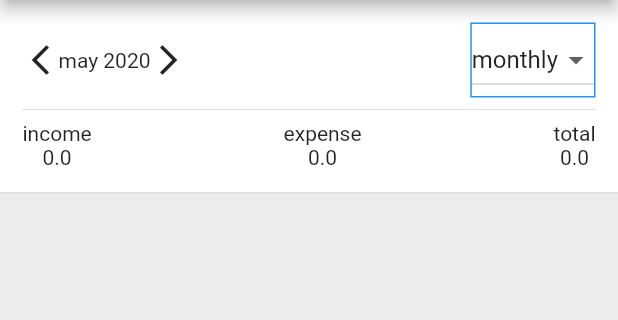
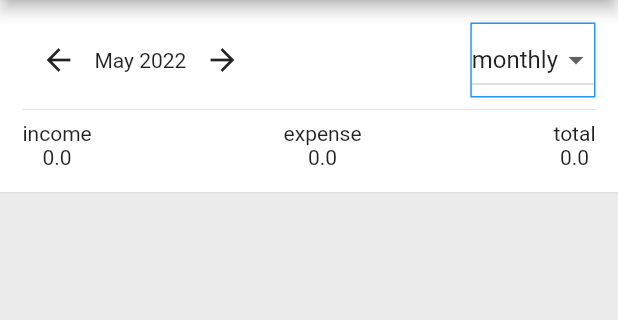
Before and after one commit to aslahmogral/karcha-book, a Flutter app: the screen it shows after launch, on a phone screen of 412 x 824 dp, the part 84-404 px from its top. Run offline on Flutter 3.47's test engine with Material 2 defaults, Android fonts, the phone set to English and light mode, and no system bars; our stand-ins replace hive, hive_flutter, persistent_bottom_nav_bar; accounts and stored records are empty.

Commit message:
added monthly and yearly view

```diff
--- a/lib/screens/add_transactions/add_expense_screen.dart
+++ b/lib/screens/add_transactions/add_expense_screen.dart
@@ -121,6 +121,7 @@ class _AddExpenseScreenState extends State<AddExpenseScreen> {
                     children: [
                       ElevatedButton(
                           onPressed: () {
+
                             int amounts = int.parse(amountController.text);
                             final exp = addExpAndIncModel(
                                 categoryName: categoryHintText.value,
--- a/lib/screens/home_screen.dart
+++ b/lib/screens/home_screen.dart
@@ -1,11 +1,8 @@
 import 'package:flutter/material.dart';
-import 'package:hive/hive.dart';
 import 'package:hive_flutter/hive_flutter.dart';
 import 'package:money_manager_app/model/moneymanagermodel.dart';
 import 'package:money_manager_app/screens/add_transactions/add_main_screen.dart';
-import 'package:month_year_picker/month_year_picker.dart';
 
-import '../functions/functions.dart';
 import 'package:intl/intl.dart';
 
 double? totalIncome;
@@ -19,17 +16,211 @@ class HomeScreen extends StatefulWidget {
 }
 
 class _HomeScreenState extends State<HomeScreen> {
-  // DateTime monthYear = DateTime.now();
-
   var transactionBox = Hive.box<addExpAndIncModel>('transactionBox');
   double totalIncome = 0;
   List<int> incomel = [];
   List expensel = [];
   List<String> items = ['monthly', 'yearly'];
-  int? _value = 1;
-  String? _selectedItem = 'monthly';
+  String? selectedItem = 'monthly';
+  DateTime monthYearNow = DateTime.now();
+  final DateFormat monthFormat = DateFormat("MMM yyyy");
+  final DateFormat yearFormat = DateFormat("yyyy");
 
-  get drpdown => null;
+  @override
+  Widget build(BuildContext context) {
+    return Scaffold(
+      backgroundColor: Color.fromARGB(255, 237, 236, 236),
+      appBar: AppBar(
+        title: Text('Money Manager'),
+        centerTitle: true,
+      ),
+      body: Column(
+        children: [
+          Container(
+            decoration: BoxDecoration(
+                color: Colors.white,
+                border: Border(
+                    bottom:
+                        BorderSide(color: Color.fromARGB(255, 224, 223, 223)))),
+            child: Padding(
+              padding: const EdgeInsets.all(15.0),
+              child: ValueListenableBuilder(
+                  valueListenable: Hive.box<addExpAndIncModel>('transactionBox')
+                      .listenable(),
+                  builder: (BuildContext ctx, Box<addExpAndIncModel> newBox,
+                      Widget? child) {
+                    List<addExpAndIncModel> transactionData =
+                        newBox.values.toList();
+                    return Column(
+                      children: [
+                        Row(
+                          mainAxisAlignment: MainAxisAlignment.spaceBetween,
+                          children: [
+                            Row(
+                              children: [
+                                IconButton(
+                                    onPressed: () {
+                                      if (selectedItem == 'monthly') {
+                                        monthYearNow = DateTime(
+                                            monthYearNow.year,
+                                            monthYearNow.month - 1);
+                                        setState(() {});
+                                      } else if (selectedItem == 'yearly') {
+                                        monthYearNow = DateTime(
+                                            monthYearNow.year - 1,
+                                            monthYearNow.month);
+                                        setState(() {});
+                                      }
+                                    },
+                                    icon: Icon(Icons.arrow_back)),
+                                Text(selectedItem == 'monthly'
+                                    ? monthFormat.format(monthYearNow)
+                                    : yearFormat.format(monthYearNow)),
+                                IconButton(
+                                    onPressed: () {
+                                      if (selectedItem == 'monthly') {
+                                        monthYearNow = DateTime(
+                                            monthYearNow.year,
+                                            monthYearNow.month + 1);
+                                        setState(() {});
+                                      } else if (selectedItem == 'yearly') {
+                                        monthYearNow = DateTime(
+                                            monthYearNow.year + 1,
+                                            monthYearNow.month);
+                                        setState(() {});
+                                      }
+                                    },
+                                    icon: Icon(Icons.arrow_forward)),
+                              ],
+                            ),
+                            Container(
+                                decoration: BoxDecoration(
+                                    border: Border.all(color: Colors.blue)),
+                                child: DropdownButton<String>(
+                                    items: items
+                                        .map((item) => DropdownMenuItem(
+                                              child: Text(item),
+                                              value: item,
+                                            ))
+                                        .toList(),
+                                    value: selectedItem,
+                                    onChanged: (item) {
+                                      setState(() {
+                                        selectedItem = item;
+                                      });
+                                    }))
+                          ],
+                        ),
+                        Divider(),
+                        Row(
+                          mainAxisAlignment: MainAxisAlignment.spaceBetween,
+                          children: [
+                            Column(
+                              children: [
+                                Text('income'),
+                                Text(incomeSum(transactionData).toString())
+                              ],
+                            ),
+                            Column(
+                              children: [
+                                Text('expense'),
+                                Text(expenseSum(transactionData).toString())
+                              ],
+                            ),
+                            Column(
+                              children: [
+                                Text('total'),
+                                Text('${totalIncome - totalExpense!}')
+                              ],
+                            ),
+                          ],
+                        ),
+                      ],
+                    );
+                  }),
+            ),
+          ),
+          Expanded(
+            child: ValueListenableBuilder(
+                valueListenable:
+                    Hive.box<addExpAndIncModel>('transactionBox').listenable(),
+                builder: (BuildContext ctx, Box<addExpAndIncModel> newBox,
+                    Widget? child) {
+                  List<addExpAndIncModel> sortedData = selectedItem == 'monthly'
+                      ? filteredList(newBox)[0]
+                      : filteredList(newBox)[1];
+
+                  sortedData = sortedData.reversed.toList();
+
+                  List keys = newBox.keys.toList();
+                  keys = keys.reversed.toList();
+                  return ListView.builder(
+                      itemCount: sortedData.length,
+                      itemBuilder: (context, index) {
+
+                        if (sortedData[index].transactionType == false) {
+                          expensel.add(sortedData[index].amount);
+                        } else if (sortedData[index].transactionType == true) {
+                          incomel.add(sortedData[index].amount);
+                        }
+                        ;
+
+                        return GestureDetector(
+                          onLongPress: () {
+                            newBox.delete(keys[index]);
+                          },
+                          child: sortedData.isEmpty
+                              ? Center(
+                                  child: Text('no transaction'),
+                                )
+                              : Padding(
+                                  padding: const EdgeInsets.all(8.0),
+                                  child: Card(
+                                    color: sortedData[index].transactionType ==
+                                            false
+                                        ? Color.fromARGB(255, 255, 173, 167)
+                                        : Color.fromARGB(255, 172, 255, 188),
+                                    child: Column(
+                                      crossAxisAlignment:
+                                          CrossAxisAlignment.start,
+                                      children: [
+                                        Padding(
+                                          padding: const EdgeInsets.all(8.0),
+                                          child: Container(
+                                            child: Text(DateFormat('dd-MM-yyyy')
+                                                .format(sortedData[index]
+                                                    .dateOftransaction)),
+                                          ),
+                                        ),
+                                        Divider(),
+                                        ListTile(
+                                          title: Text(
+                                              sortedData[index].categoryName),
+                                          trailing: Text(sortedData[index]
+                                              .amount
+                                              .toString()),
+                                        )
+                                      ],
+                                    ),
+                                  ),
+                                ),
+                        );
+                      });
+                }),
+          ),
+        ],
+      ),
+      floatingActionButton: FloatingActionButton(
+        onPressed: () {
+          Navigator.push(
+              context,
+              MaterialPageRoute(
+                  builder: (context) => AddIncomeAndExpenseScreen()));
+        },
+        child: Icon(Icons.add),
+      ),
+    );
+  }
 
   double incomeSum(List<addExpAndIncModel> list) {
     double incomeTotal = 0;
@@ -53,220 +244,24 @@ class _HomeScreenState extends State<HomeScreen> {
     return expenseTotal;
   }
 
-  @override
-  Widget build(BuildContext context) {
-    return Scaffold(
-      backgroundColor: Color.fromARGB(255, 237, 236, 236),
-      appBar: AppBar(
-        title: Text('Money Manager'),
-        centerTitle: true,
-      ),
-      body: Column(
-        children: [
-          Container(
-            decoration: BoxDecoration(
-                color: Colors.white,
-                border: Border(
-                    bottom:
-                        BorderSide(color: Color.fromARGB(255, 224, 223, 223)))),
-            child: Padding(
-              padding: const EdgeInsets.all(15.0),
+  List<List<addExpAndIncModel>> filteredList(Box<addExpAndIncModel> transBox) {
+    List<addExpAndIncModel> filterdByMonth = [];
+    List<addExpAndIncModel> filterdByYear = [];
+    List<List<addExpAndIncModel>> filterdByYearAndMonth = [
+      filterdByMonth,
+      filterdByYear
+    ];
 
-              child: ValueListenableBuilder(
-                  valueListenable: Hive.box<addExpAndIncModel>('transactionBox')
-                      .listenable(),
-                  builder: (BuildContext ctx, Box<addExpAndIncModel> newBox,
-                      Widget? child) {
-                    List<addExpAndIncModel> transactionData =
-                        newBox.values.toList();
-                    return Column(
-                      children: [
-                        Row(
-                          mainAxisAlignment: MainAxisAlignment.spaceBetween,
-                          children: [
-                            Row(
-                              children: [
-                                Icon(Icons.arrow_back_ios_new_outlined),
-                                Text('may 2020'),
-                                Icon(Icons.arrow_forward_ios)
-                              ],
-                            ),
-                            Container(
-                              decoration: BoxDecoration(border: Border.all(color: Colors.blue)),
-                                child: DropdownButton<String>(
-                                    items: items
-                                        .map((item) => DropdownMenuItem(
-                                              child: Text(item),
-                                              value: item,
-                                            ))
-                                        .toList(),
-                                    value: _selectedItem,
-                                    onChanged: (item) {
-                                      setState(() {
-                                        _selectedItem = item;
-                                      });
-                                    }))
-                          ],
-                        ),
-                        Divider(),
-                        Row(
-                          mainAxisAlignment: MainAxisAlignment.spaceBetween,
-                          children: [
-                            Column(
-                              // children: [Text('income'), Text(''],
-                              children: [
-                                Text('income'),
-                                // Text(totalIncome.toString()),
-                                Text(incomeSum(transactionData).toString())
-                              ],
-                            ),
-                            Column(
-                              children: [
-                                Text('expense'),
-                                Text(expenseSum(transactionData).toString())
-                              ],
-                            ),
-                            Column(
-                              children: [
-                                Text('total'),
-                                Text('${totalIncome - totalExpense!}')
-                              ],
-                            ),
-                          ],
-                        ),
-                      ],
-                    );
-                    //   mainAxisAlignment: MainAxisAlignment.spaceBetween,
-                    //   children: [
-                    //     Column(
-                    //       // children: [Text('income'), Text(''],
-                    //       children: [
-                    //         Text('income'),
-                    //         // Text(totalIncome.toString()),
-                    //         Text(incomeSum(transactionData).toString())
-                    //       ],
-                    //     ),
-                    //     Column(
-                    //       children: [Text('expense'), Text('0')],
-                    //     ),
-                    //     Column(
-                    //       children: [Text('total'), Text('0.00')],
-                    //     ),
-                    //   ],
-                    // ),
-                  }),
-              // child: Row(
-              //   mainAxisAlignment: MainAxisAlignment.spaceBetween,
-              //   children: [
-              //     Column(
-              //       // children: [Text('income'), Text(''],
-              //       children: [
-              //         Text('income'),
-              //         // Text(totalIncome.toString()),
-              //         Text(incomeSum(transactionData).toString())
-              //       ],
-              //     ),
-              //     Column(
-              //       children: [Text('expense'), Text('0')],
-              //     ),
-              //     Column(
-              //       children: [Text('total'), Text('0.00')],
-              //     ),
-              //   ],
-              // ),
-            ),
-          ),
-          Expanded(
-            child: ValueListenableBuilder(
-                valueListenable:
-                    Hive.box<addExpAndIncModel>('transactionBox').listenable(),
-                builder: (BuildContext ctx, Box<addExpAndIncModel> newBox,
-                    Widget? child) {
-                  List<addExpAndIncModel> transactionData =
-                      newBox.values.toList();
-
-                  List keys = newBox.keys.toList();
-                  return ListView.builder(
-                      itemCount: transactionData.length,
-                      itemBuilder: (context, index) {
-                        int reverseIndex = transactionData.length - 1 - index;
-                        //---------------------------
-
-                        if (transactionData[reverseIndex].transactionType ==
-                            false) {
-                          expensel.add(transactionData[reverseIndex].amount);
-                        } else if (transactionData[reverseIndex]
-                                .transactionType ==
-                            true) {
-                          incomel.add(transactionData[reverseIndex].amount);
-                        }
-                        ;
-
-                        //------------------------------------
-                        return GestureDetector(
-                          onLongPress: () {
-                            newBox.delete(keys[reverseIndex]);
-                          },
-                          child: Padding(
-                            padding: const EdgeInsets.all(8.0),
-                            child: Card(
-                              color: transactionData[reverseIndex]
-                                          .transactionType ==
-                                      false
-                                  ? Color.fromARGB(255, 255, 173, 167)
-                                  : Color.fromARGB(255, 172, 255, 188),
-                              child: Column(
-                                crossAxisAlignment: CrossAxisAlignment.start,
-                                children: [
-                                  Padding(
-                                    padding: const EdgeInsets.all(8.0),
-                                    child: Container(
-                                      child: Text(DateFormat('dd-MM-yyyy')
-                                          .format(transactionData[reverseIndex]
-                                              .dateOftransaction)),
-                                    ),
-                                  ),
-                                  Divider(),
-                                  ListTile(
-                                    title: Text(transactionData[reverseIndex]
-                                        .categoryName),
-                                    trailing: Text(transactionData[reverseIndex]
-                                        .amount
-                                        .toString()),
-                                  )
-                                ],
-                                // title: Text(ExpenseAndIncomeList[index].categoryName),
-                                // subtitle: Text(ExpenseAndIncomeList[index].amount.toString()),
-                                // leading: Text(DateFormat('dd-MM-yyyy').format(ExpenseAndIncomeList[index].dateOftransaction)),
-                              ),
-                            ),
-                          ),
-                        );
-                      });
-                }),
-          ),
-        ],
-      ),
-      floatingActionButton: FloatingActionButton(
-        onPressed: () {
-          Navigator.push(
-              context,
-              MaterialPageRoute(
-                  builder: (context) => AddIncomeAndExpenseScreen()));
-        },
-        child: Icon(Icons.add),
-      ),
-    );
-  }
-
-  double incomeS(List<addExpAndIncModel> list) {
-    double incomeTotal = 0;
-    for (int i = 0; i < list.length; i++) {
-      if (list[i].transactionType == false) {
-        incomeTotal += list[i].amount;
+    List<addExpAndIncModel> boxList = transBox.values.toList();
+    for (int i = 0; i < boxList.length; i++) {
+      if (boxList[i].dateOftransaction.year == monthYearNow.year) {
+        filterdByYear.add(boxList[i]);
+        if (boxList[i].dateOftransaction.month == monthYearNow.month) {
+          filterdByMonth.add(boxList[i]);
+        }
       }
     }
-    totalIncome = incomeTotal;
-    return incomeTotal;
+
+    return filterdByYearAndMonth;
   }
 }
```
Also changed, not shown: pubspec.lock, 1 other file.
